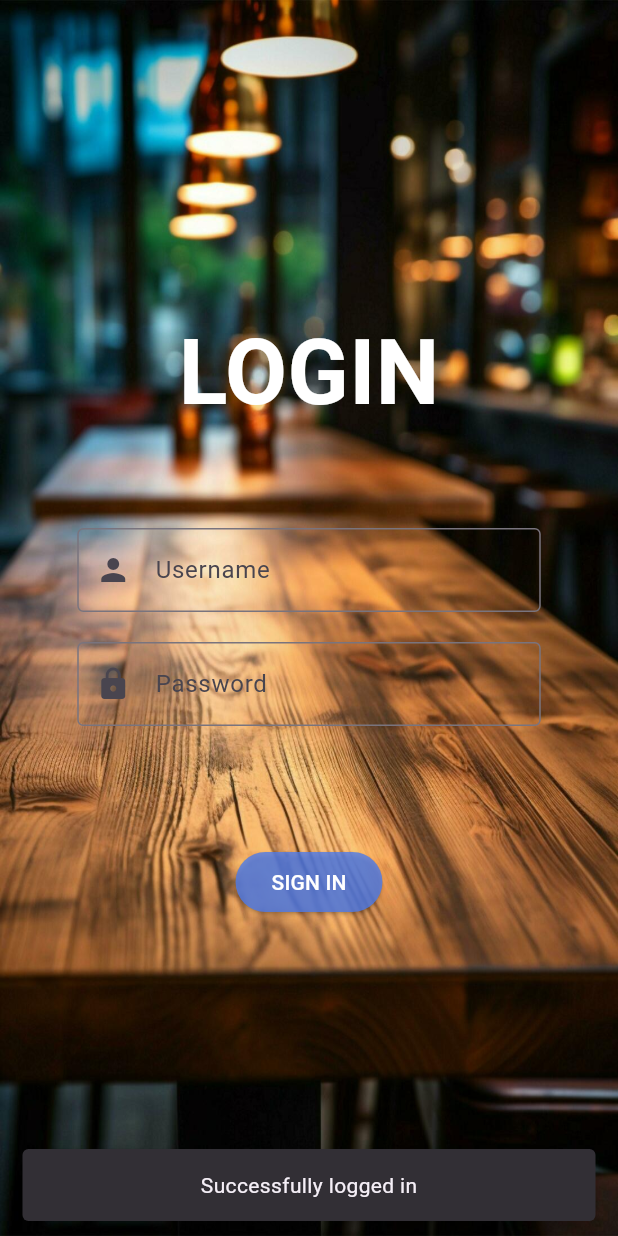
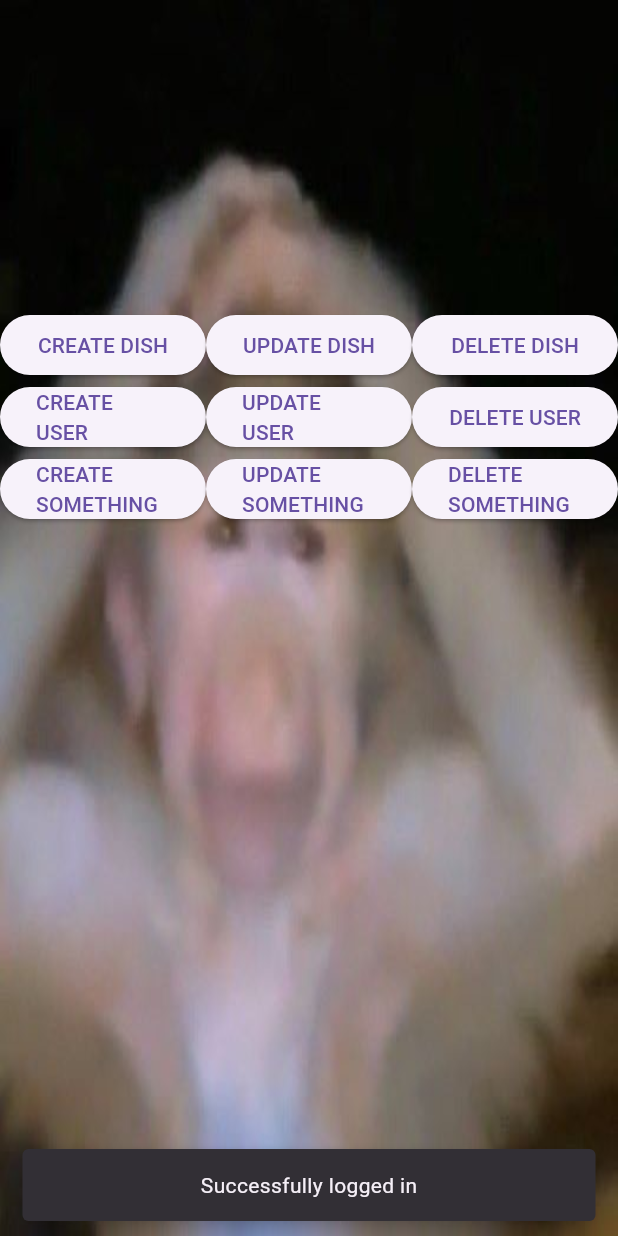
Before and after one commit to TRUEDEVIL666/Restaurant_Management, a Flutter app: the Login_Screen screen opened directly, after a tap on "SIGN IN", on a phone screen of 412 x 824 dp. Run offline on Flutter 3.47's test engine with Material 3 defaults, Android fonts, the phone set to English and light mode, and no system bars; our stand-ins replace cloud_firestore, firebase_core, firebase_storage; accounts and stored records are empty.

Commit message:
Creating Login

```diff
--- a/lib/layouts/login.dart
+++ b/lib/layouts/login.dart
@@ -3,6 +3,7 @@ import 'package:flutter/cupertino.dart';
 import 'package:flutter/material.dart';
 import 'package:restaurant_management/controllers/user_controller.dart';
 import 'package:restaurant_management/firebase_options.dart';
+import 'package:restaurant_management/layouts/menu_management.dart';
 
 import '../models/user.dart';
 
@@ -41,9 +42,13 @@ class _Login_ScreenState extends State<Login_Screen> {
       _passwordController.text.trim(),
     );
 
-    String msg = 'Successfully logged in';
-    if (user == null) {
-      msg = 'Incorrect username or password';
+    String msg = 'Incorrect username or password';
+    if (user != null) {
+      msg = 'Successfully logged in';
+      Navigator.push(
+        context,
+        MaterialPageRoute(builder: (context) => Menu_Management_Screen()),
+      );
     }
     ScaffoldMessenger.of(context).showSnackBar(
       SnackBar(
--- /dev/null
+++ b/lib/layouts/menu_management.dart
@@ -0,0 +1,96 @@
+import 'package:firebase_core/firebase_core.dart';
+import 'package:flutter/cupertino.dart';
+import 'package:flutter/material.dart';
+import 'package:restaurant_management/firebase_options.dart';
+
+void main() async {
+  WidgetsFlutterBinding.ensureInitialized();
+  await Firebase.initializeApp(
+    options: DefaultFirebaseOptions.currentPlatform,
+  );
+  runApp(MaterialApp(
+    home: Menu_Management_Screen(),
+    debugShowCheckedModeBanner: false,
+  ));
+}
+
+class Menu_Management_Screen extends StatefulWidget {
+  @override
+  State<Menu_Management_Screen> createState() => _Menu_Management_ScreenState();
+}
+
+class _Menu_Management_ScreenState extends State<Menu_Management_Screen> {
+  @override
+  Widget build(BuildContext context) {
+    return SafeArea(
+      child: Scaffold(
+        resizeToAvoidBottomInset: false,
+        body: Stack(children: [
+          Positioned.fill(
+            child: Image.asset(
+              'lib/assets/images/backgrounds/monkey.jpg',
+              fit: BoxFit.fill,
+            ),
+          ),
+          Positioned(
+            top: MediaQuery.of(context).size.height / 4,
+            left: 0,
+            right: 0,
+            child: Table(
+              children: [
+                TableRow(
+                  children: [
+                    ElevatedButton(
+                      onPressed: () => {},
+                      child: Text('CREATE DISH'),
+                    ),
+                    ElevatedButton(
+                      onPressed: () => {},
+                      child: Text('UPDATE DISH'),
+                    ),
+                    ElevatedButton(
+                      onPressed: () => {},
+                      child: Text('DELETE DISH'),
+                    ),
+                  ],
+                ),
+                TableRow(
+                  children: [
+                    ElevatedButton(
+                      onPressed: () => {},
+                      child: Text('CREATE USER'),
+                    ),
+                    ElevatedButton(
+                      onPressed: () => {},
+                      child: Text('UPDATE USER'),
+                    ),
+                    ElevatedButton(
+                      onPressed: () => {},
+                      child: Text('DELETE USER'),
+                    ),
+                  ],
+                ),
+                TableRow(
+                  children: [
+                    ElevatedButton(
+                      onPressed: () => {},
+                      child: Text('CREATE SOMETHING'),
+                    ),
+                    ElevatedButton(
+                      onPressed: () => {},
+                      child: Text('UPDATE SOMETHING'),
+                    ),
+                    ElevatedButton(
+                      onPressed: () => {},
+                      child: Text('DELETE SOMETHING'),
+                    ),
+                  ],
+                ),
+              ],
+            ),
+          ),
+        ]),
+      ),
+    );
+  }
+}
--- a/pubspec.yaml
+++ b/pubspec.yaml
@@ -64,6 +64,7 @@ flutter:
   assets:
     - lib/assets/images/backgrounds/login_background.jpg
     - lib/assets/images/backgrounds/food_menu_background.jpg
+    - lib/assets/images/backgrounds/monkey.jpg
 
   # An image asset can refer to one or more resolution-specific "variants", see
   # https://flutter.dev/to/resolution-aware-images
```
Also changed, not shown: lib/assets/images/backgrounds/monkey.jpg (added), lib/services/firebase_storage_service.dart (line endings or trailing spaces).
